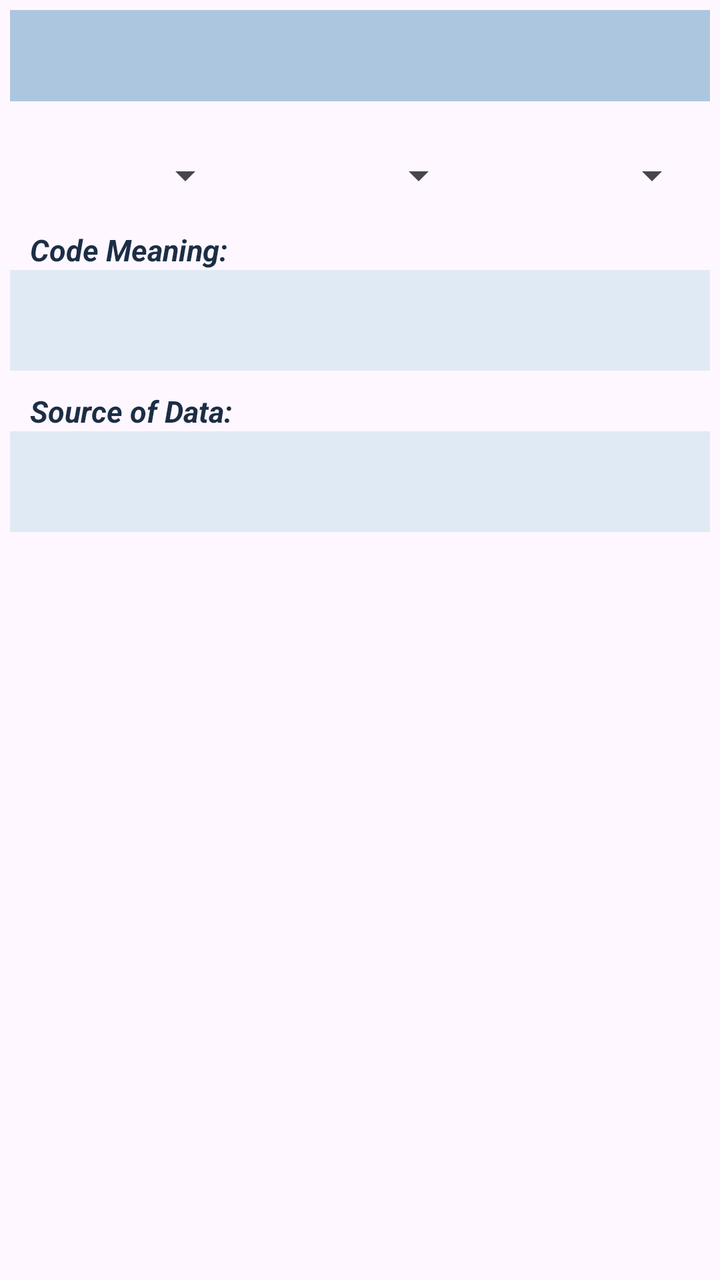
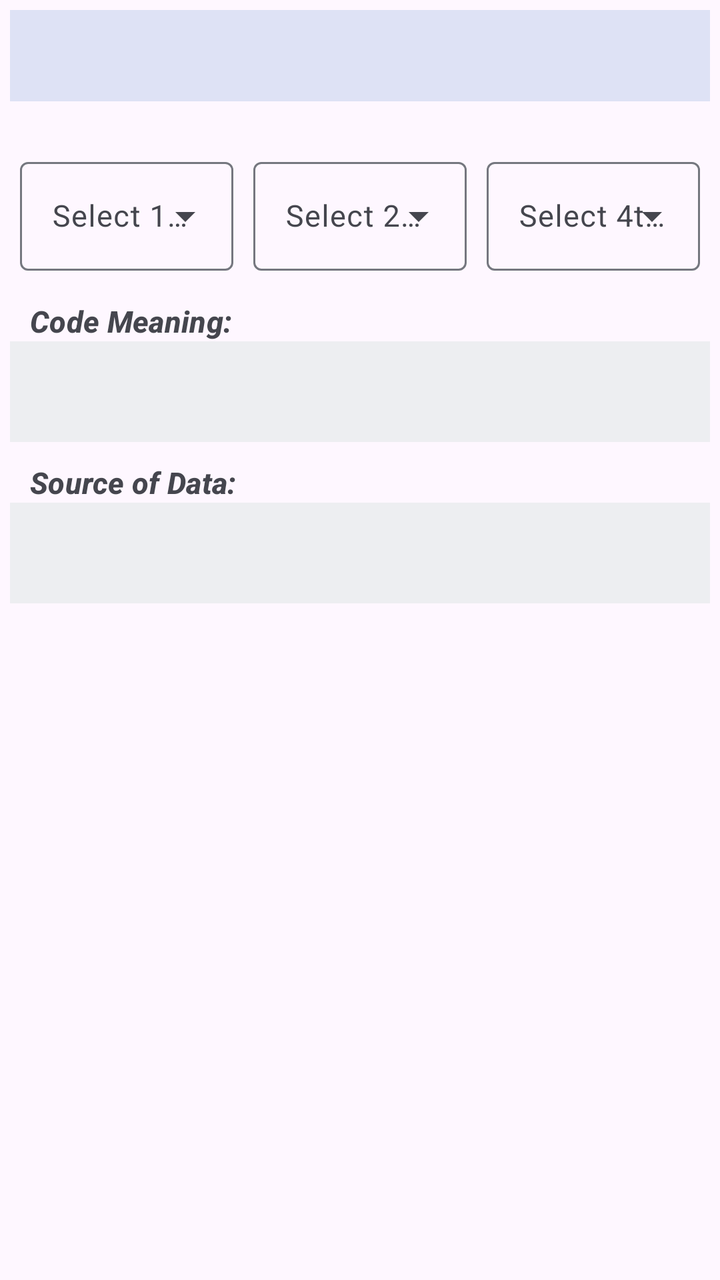

Compare the two renders of this Android layout. The source of the first and the diff that turns it into the second are given below.
<!-- AndroidManifest.xml: application theme AppTheme -->
<!-- res/layout/rfas_screen.xml -->
<?xml version="1.0" encoding="utf-8"?>
<ScrollView xmlns:android="http://schemas.android.com/apk/res/android"
  android:layout_width="match_parent"
  android:layout_height="match_parent">

  <LinearLayout
    android:layout_width="match_parent"
    android:layout_height="wrap_content"
    android:orientation="vertical"
    android:padding="@dimen/contentArea_padding">

    <TextView
      android:id="@+id/rfasTopLevelDescription"
      style="@style/MainDescription" />

    <LinearLayout
      android:layout_width="match_parent"
      android:layout_height="wrap_content"
      android:layout_marginTop="@dimen/rfasDecodeSpinner_paddingAboveSpinners"
      android:orientation="horizontal">

      <Spinner
        android:id="@+id/rfasFirstCharacter"
        style="@style/RFASDecodeSpinner"
        android:layout_width="0dp"
        android:layout_weight="1"
        android:prompt="@string/rfasFirstCharacterPrompt" />

      <Spinner
        android:id="@+id/rfasSecondAndThirdCharacter"
        style="@style/RFASDecodeSpinner"
        android:layout_width="0dp"
        android:layout_weight="1"
        android:prompt="@string/rfasSecondAndThirdCharactersPrompt" />

      <Spinner
        android:id="@+id/rfasFourthCharacter"
        style="@style/RFASDecodeSpinner"
        android:layout_width="0dp"
        android:layout_weight="1"
        android:prompt="@string/rfasFourthCharactersPrompt" />
    </LinearLayout>

    <TextView
      style="@style/MainDecodeDescription"
      android:text="@string/decodeDescription" />

    <TextView
      android:id="@+id/rfasDecodeDescription"
      style="@style/ResultDescription" />

    <TextView
      style="@style/MainDecodeDescription"
      android:text="@string/sourceDescription" />

    <TextView
      android:id="@+id/rfasSourceDescription"
      style="@style/ResultDescription" />
  </LinearLayout>
</ScrollView>
<!-- resources referenced by this layout -->
<resources>
  <style name="MainDecodeDescription">
      <item name="android:paddingTop">@dimen/mainDecodeDescription_paddingTop</item>
      <item name="android:textColor">@color/mainDecodeDescription_TextColor</item>
      <item name="android:textSize">@dimen/mainDecodeDescription_textSize</item>
      <item name="android:layout_marginStart">@dimen/mainDecodeDescription_marginLeft</item>
      <item name="android:textStyle">italic|bold</item>
      <item name="android:gravity">start</item>
      <item name="android:layout_width">wrap_content</item>
      <item name="android:layout_height">wrap_content</item>
    </style>
  <style name="MainDescription">
      <item name="android:background">@color/mainDescription_Background</item>
      <item name="android:textSize">@dimen/mainDescription_textSize</item>
      <item name="android:paddingTop">@dimen/mainDescription_paddingTop</item>
      <item name="android:paddingBottom">@dimen/mainDescription_paddingBottom</item>
      <item name="android:layout_marginTop">@dimen/mainDescription_layoutMarginTop</item>
  
      <item name="android:gravity">center_horizontal</item>
      <item name="android:layout_width">match_parent</item>
      <item name="android:layout_height">wrap_content</item>
      <item name="android:textColor">@color/resultDescription_TextColor</item>
    </style>
  <style name="RFASDecodeSpinner">
      <item name="android:textSize">@dimen/rfasDecodeSpinner_textSize</item>
      <item name="android:layout_margin">@dimen/rfasDecodeSpinner_layoutMargin</item>
      <item name="android:gravity">start</item>
      <item name="android:layout_width">wrap_content</item>
      <item name="android:layout_height">wrap_content</item>
    </style>
  <style name="ResultDescription">
      <item name="android:background">@color/resultDescription_Background</item>
      <item name="android:textColor">@color/resultDescription_TextColor</item>
      <item name="android:paddingStart">@dimen/resultDescription_paddingLeft</item>
      <item name="android:paddingBottom">@dimen/resultDescription_paddingBottom</item>
      <item name="android:paddingTop">@dimen/resultDescription_paddingTop</item>
      <item name="android:textSize">@dimen/resultDescription_textSize</item>
      <item name="android:textStyle">normal</item>
      <item name="android:gravity">start</item>
      <item name="android:layout_width">match_parent</item>
      <item name="android:layout_height">wrap_content</item>
    </style>
  <style name="AppTheme" parent="Theme.Material3.DayNight">
      <item name="android:typeface">normal</item>
      <item name="android:textStyle">normal</item>
      <item name="android:textSize">@dimen/applicationTheme_textSize</item>
      <item name="colorPrimary">@color/colorPrimary</item>
      <item name="colorOnPrimary">@color/colorWhite</item>
      <item name="colorSecondary">@color/colorWhite</item>
      <item name="android:windowTranslucentNavigation">false</item>
      <item name="android:navigationBarColor">@android:color/transparent</item>
    </style>
  <color name="mainDecodeDescription_TextColor">#1B2E45</color>
  <color name="mainDescription_Background">#ADC6E0</color>
  <color name="resultDescription_TextColor">#0A1929</color>
  <dimen name="rfasDecodeSpinner_textSize">15sp</dimen>
  <color name="resultDescription_Background">#E0EAF5</color>
  <color name="colorWhite">#FFFFFF</color>
  <!-- unchanged entries left out for length: 21 -->
</resources>

<!-- the commit's change to res/layout/rfas_screen.xml (unified diff, before → after) -->
@@ -17,28 +17,53 @@
       android:layout_width="match_parent"
       android:layout_height="wrap_content"
       android:layout_marginTop="@dimen/rfasDecodeSpinner_paddingAboveSpinners"
+      android:baselineAligned="false"
       android:orientation="horizontal">
 
-      <Spinner
-        android:id="@+id/rfasFirstCharacter"
-        style="@style/RFASDecodeSpinner"
+      <com.google.android.material.textfield.TextInputLayout
         android:layout_width="0dp"
+        android:layout_height="wrap_content"
         android:layout_weight="1"
-        android:prompt="@string/rfasFirstCharacterPrompt" />
+        android:layout_margin="@dimen/rfasDecodeSpinner_layoutMargin"
+        android:hint="@string/rfasFirstCharacterPrompt"
+        style="@style/Widget.Material3.TextInputLayout.OutlinedBox.ExposedDropdownMenu">
 
-      <Spinner
-        android:id="@+id/rfasSecondAndThirdCharacter"
-        style="@style/RFASDecodeSpinner"
+        <com.google.android.material.textfield.MaterialAutoCompleteTextView
+          android:id="@+id/rfasFirstCharacter"
+          android:layout_width="match_parent"
+          android:layout_height="wrap_content"
+          android:inputType="none" />
+      </com.google.android.material.textfield.TextInputLayout>
+
+      <com.google.android.material.textfield.TextInputLayout
         android:layout_width="0dp"
+        android:layout_height="wrap_content"
         android:layout_weight="1"
-        android:prompt="@string/rfasSecondAndThirdCharactersPrompt" />
+        android:layout_margin="@dimen/rfasDecodeSpinner_layoutMargin"
+        android:hint="@string/rfasSecondAndThirdCharactersPrompt"
+        style="@style/Widget.Material3.TextInputLayout.OutlinedBox.ExposedDropdownMenu">
 
-      <Spinner
-        android:id="@+id/rfasFourthCharacter"
-        style="@style/RFASDecodeSpinner"
+        <com.google.android.material.textfield.MaterialAutoCompleteTextView
+          android:id="@+id/rfasSecondAndThirdCharacter"
+          android:layout_width="match_parent"
+          android:layout_height="wrap_content"
+          android:inputType="none" />
+      </com.google.android.material.textfield.TextInputLayout>
+
+      <com.google.android.material.textfield.TextInputLayout
         android:layout_width="0dp"
+        android:layout_height="wrap_content"
         android:layout_weight="1"
-        android:prompt="@string/rfasFourthCharactersPrompt" />
+        android:layout_margin="@dimen/rfasDecodeSpinner_layoutMargin"
+        android:hint="@string/rfasFourthCharactersPrompt"
+        style="@style/Widget.Material3.TextInputLayout.OutlinedBox.ExposedDropdownMenu">
+
+        <com.google.android.material.textfield.MaterialAutoCompleteTextView
+          android:id="@+id/rfasFourthCharacter"
+          android:layout_width="match_parent"
+          android:layout_height="wrap_content"
+          android:inputType="none" />
+      </com.google.android.material.textfield.TextInputLayout>
     </LinearLayout>
 
     <TextView
<!-- resource entries referenced after the edit -->
@@ -1,6 +1,6 @@
 <!-- resources referenced by this layout -->
 <resources>
-  <style name="MainDecodeDescription">
+  <style name="MainDecodeDescription" parent="TextAppearance.Material3.TitleSmall">
       <item name="android:paddingTop">@dimen/mainDecodeDescription_paddingTop</item>
       <item name="android:textColor">@color/mainDecodeDescription_TextColor</item>
       <item name="android:textSize">@dimen/mainDecodeDescription_textSize</item>
@@ -10,7 +10,7 @@
       <item name="android:layout_width">wrap_content</item>
       <item name="android:layout_height">wrap_content</item>
     </style>
-  <style name="MainDescription">
+  <style name="MainDescription" parent="TextAppearance.Material3.TitleLarge">
       <item name="android:background">@color/mainDescription_Background</item>
       <item name="android:textSize">@dimen/mainDescription_textSize</item>
       <item name="android:paddingTop">@dimen/mainDescription_paddingTop</item>
@@ -22,14 +22,7 @@
       <item name="android:layout_height">wrap_content</item>
       <item name="android:textColor">@color/resultDescription_TextColor</item>
     </style>
-  <style name="RFASDecodeSpinner">
-      <item name="android:textSize">@dimen/rfasDecodeSpinner_textSize</item>
-      <item name="android:layout_margin">@dimen/rfasDecodeSpinner_layoutMargin</item>
-      <item name="android:gravity">start</item>
-      <item name="android:layout_width">wrap_content</item>
-      <item name="android:layout_height">wrap_content</item>
-    </style>
-  <style name="ResultDescription">
+  <style name="ResultDescription" parent="TextAppearance.Material3.BodyLarge">
       <item name="android:background">@color/resultDescription_Background</item>
       <item name="android:textColor">@color/resultDescription_TextColor</item>
       <item name="android:paddingStart">@dimen/resultDescription_paddingLeft</item>
@@ -45,18 +38,64 @@
       <item name="android:typeface">normal</item>
       <item name="android:textStyle">normal</item>
       <item name="android:textSize">@dimen/applicationTheme_textSize</item>
+  
       <item name="colorPrimary">@color/colorPrimary</item>
-      <item name="colorOnPrimary">@color/colorWhite</item>
-      <item name="colorSecondary">@color/colorWhite</item>
+      <item name="colorOnPrimary">@color/colorOnPrimary</item>
+      <item name="colorPrimaryContainer">@color/colorPrimaryContainer</item>
+      <item name="colorOnPrimaryContainer">@color/colorOnPrimaryContainer</item>
+  
+      <item name="colorSecondary">@color/colorSecondary</item>
+      <item name="colorOnSecondary">@color/colorOnSecondary</item>
+      <item name="colorSecondaryContainer">@color/colorSecondaryContainer</item>
+      <item name="colorOnSecondaryContainer">@color/colorOnSecondaryContainer</item>
+  
+      <item name="colorTertiary">@color/colorTertiary</item>
+      <item name="colorOnTertiary">@color/colorOnTertiary</item>
+      <item name="colorTertiaryContainer">@color/colorTertiaryContainer</item>
+      <item name="colorOnTertiaryContainer">@color/colorOnTertiaryContainer</item>
+  
+      <item name="colorSurface">@color/colorSurface</item>
+      <item name="colorOnSurface">@color/colorOnSurface</item>
+      <item name="colorSurfaceVariant">@color/colorSurfaceVariant</item>
+      <item name="colorOnSurfaceVariant">@color/colorOnSurfaceVariant</item>
+      <item name="colorOutline">@color/colorOutline</item>
+      <item name="colorOutlineVariant">@color/colorOutlineVariant</item>
+  
+      <item name="colorSurfaceContainerLowest">@color/colorSurfaceContainerLowest</item>
+      <item name="colorSurfaceContainerLow">@color/colorSurfaceContainerLow</item>
+      <item name="colorSurfaceContainer">@color/colorSurfaceContainer</item>
+      <item name="colorSurfaceContainerHigh">@color/colorSurfaceContainerHigh</item>
+      <item name="colorSurfaceContainerHighest">@color/colorSurfaceContainerHighest</item>
+  
       <item name="android:windowTranslucentNavigation">false</item>
       <item name="android:navigationBarColor">@android:color/transparent</item>
     </style>
-  <color name="mainDecodeDescription_TextColor">#1B2E45</color>
-  <color name="mainDescription_Background">#ADC6E0</color>
-  <color name="resultDescription_TextColor">#0A1929</color>
-  <dimen name="rfasDecodeSpinner_textSize">15sp</dimen>
-  <color name="resultDescription_Background">#E0EAF5</color>
-  <color name="colorWhite">#FFFFFF</color>
+  <color name="mainDecodeDescription_TextColor">@color/colorOnSurfaceVariant</color>
+  <color name="mainDescription_Background">@color/colorSecondaryContainer</color>
+  <color name="resultDescription_TextColor">@color/colorOnSurface</color>
+  <color name="resultDescription_Background">@color/colorSurfaceContainer</color>
+  <color name="colorOnPrimary">#FFFFFF</color>
+  <color name="colorPrimaryContainer">#DBE1FF</color>
+  <color name="colorOnPrimaryContainer">#001B3F</color>
+  <color name="colorSecondary">#5A5E6E</color>
+  <color name="colorOnSecondary">#FFFFFF</color>
+  <color name="colorSecondaryContainer">#DEE2F5</color>
+  <color name="colorOnSecondaryContainer">#171B29</color>
+  <color name="colorTertiary">#735666</color>
+  <color name="colorOnTertiary">#FFFFFF</color>
+  <color name="colorTertiaryContainer">#FCD9EC</color>
+  <color name="colorOnTertiaryContainer">#2C1322</color>
+  <color name="colorSurface">#F8F9FD</color>
+  <color name="colorOnSurface">#1B1B1E</color>
+  <color name="colorSurfaceVariant">#E0E2EC</color>
+  <color name="colorOnSurfaceVariant">#45464E</color>
+  <color name="colorOutline">#75777F</color>
+  <color name="colorOutlineVariant">#C4C6D0</color>
+  <color name="colorSurfaceContainerLowest">#FFFFFF</color>
+  <color name="colorSurfaceContainerLow">#F3F3F7</color>
+  <color name="colorSurfaceContainer">#EDEEF1</color>
+  <color name="colorSurfaceContainerHigh">#E7E8EC</color>
+  <color name="colorSurfaceContainerHighest">#E2E2E6</color>
   <!-- unchanged entries left out for length: 21 -->
 </resources>
 
